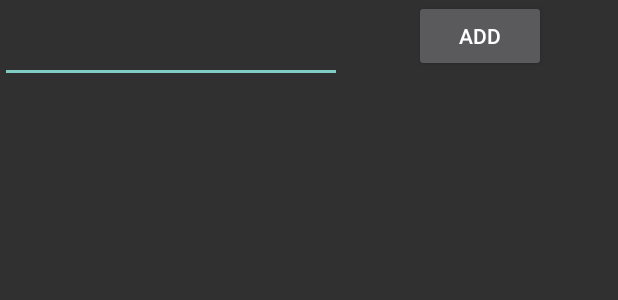
After one commit to DaniENP/InfoStudentfPOO, an Android app: the layout activity_main__chat.xml on its own in the app's theme, with its tools: preview values and no code run, on a phone screen of 412 x 824 dp. The commit adds this screen. Shown: the top 300 px of the screen. Run offline under Robolectric (Android 15) with nearby library versions, the phone set to English and light mode, and no system bars; Roboto replaces fonts that are not available here.

Commit message:
Login con chat

```diff
--- a/app/build.gradle
+++ b/app/build.gradle
@@ -38,6 +38,7 @@ dependencies {
     implementation 'androidx.constraintlayout:constraintlayout:1.1.3'
     implementation 'com.google.firebase:firebase-auth:19.3.1'
     implementation 'com.google.firebase:firebase-storage:19.1.1'
+    implementation 'com.google.firebase:firebase-database:19.3.0'
     testImplementation 'junit:junit:4.12'
     androidTestImplementation 'androidx.test.ext:junit:1.1.1'
     androidTestImplementation 'androidx.test.espresso:espresso-core:3.2.0'
--- a/app/src/main/AndroidManifest.xml
+++ b/app/src/main/AndroidManifest.xml
@@ -13,7 +13,10 @@
         android:roundIcon="@mipmap/ic_launcher_round"
         android:supportsRtl="true"
         android:theme="@style/Theme.AppCompat.NoActionBar">
-        <activity android:name=".EditProfile"></activity>
+        <activity android:name=".desplegar"></activity>
+        <activity android:name=".chatroom" />
+        <activity android:name=".Main_Chat" />
+        <activity android:name=".EditProfile" />
         <activity android:name=".Login" />
         <activity android:name=".Register">
             <intent-filter>
--- a/app/src/main/java/com/example/infostudentfpoo/Login.java
+++ b/app/src/main/java/com/example/infostudentfpoo/Login.java
@@ -74,7 +74,7 @@ public class Login extends AppCompatActivity {
                     public void onComplete(@NonNull Task<AuthResult> task) {
                         if(task.isSuccessful()){
                             Toast.makeText(Login.this, "Inicio exitoso", Toast.LENGTH_SHORT).show();
-                            startActivity(new Intent(getApplicationContext(),MainMenu.class));
+                            startActivity(new Intent(getApplicationContext(),desplegar.class));
                         }else {
                             Toast.makeText(Login.this, "Error ! " + task.getException().getMessage(), Toast.LENGTH_SHORT).show();
                             progressBar.setVisibility(View.GONE);
--- /dev/null
+++ b/app/src/main/res/layout/activity_main__chat.xml
@@ -0,0 +1,45 @@
+<?xml version="1.0" encoding="utf-8"?>
+<androidx.constraintlayout.widget.ConstraintLayout xmlns:android="http://schemas.android.com/apk/res/android"
+    xmlns:app="http://schemas.android.com/apk/res-auto"
+    xmlns:tools="http://schemas.android.com/tools"
+    android:layout_width="match_parent"
+    android:layout_height="match_parent"
+    tools:context=".Main_Chat">
+
+    <EditText
+        android:id="@+id/editText"
+        android:layout_width="228dp"
+        android:layout_height="55dp"
+        android:layout_alignParentStart="true"
+        android:layout_alignParentLeft="true"
+        android:layout_alignParentTop="true"
+        app:layout_constraintStart_toStartOf="parent"
+        app:layout_constraintTop_toTopOf="parent"
+        android:importantForAutofill="no" />
+
+    <Button
+        android:id="@+id/button"
+        android:layout_width="wrap_content"
+        android:layout_height="wrap_content"
+        android:layout_alignParentTop="true"
+        android:layout_alignParentEnd="true"
+        android:layout_alignParentRight="true"
+        android:onClick="insert_data"
+        android:text="ADD"
+        app:layout_constraintEnd_toEndOf="parent"
+        app:layout_constraintStart_toEndOf="@+id/editText"
+        app:layout_constraintTop_toTopOf="parent" />
+
+    <ListView
+        android:id="@+id/listView"
+        android:layout_width="wrap_content"
+        android:layout_height="wrap_content"
+        android:layout_below="@+id/button"
+        android:layout_alignParentStart="true"
+        android:layout_alignParentLeft="true"
+        app:layout_constraintBottom_toBottomOf="parent"
+        app:layout_constraintEnd_toEndOf="parent"
+        app:layout_constraintStart_toStartOf="parent"
+        app:layout_constraintTop_toBottomOf="@+id/editText"
+        app:layout_constraintVertical_bias="0.435" />
+</androidx.constraintlayout.widget.ConstraintLayout>
```
Also changed, not shown: app/src/main/java/com/example/infostudentfpoo/MainMenu.java (+7 -12 lines), app/src/main/java/com/example/infostudentfpoo/Main_Chat.java (added, +133 -0 lines), app/src/main/java/com/example/infostudentfpoo/chatroom.java (added, +135 -0 lines), app/src/main/java/com/example/infostudentfpoo/desplegar.java (added, +42 -0 lines), app/src/main/res/drawable/ic_chat_black_24dp.xml (added, +9 -0 lines), app/src/main/res/layout/activity_chatroom.xml (added, +48 -0 lines), app/src/main/res/layout/activity_desplegar.xml (added, +38 -0 lines), app/src/main/res/layout/despliega.xml (deleted, +0 -19 lines), app/src/main/res/menu/bottom_menu.xml (added, +12 -0 lines), app/src/main/res/navigation/my_nav.xml (+14 -2 lines).
